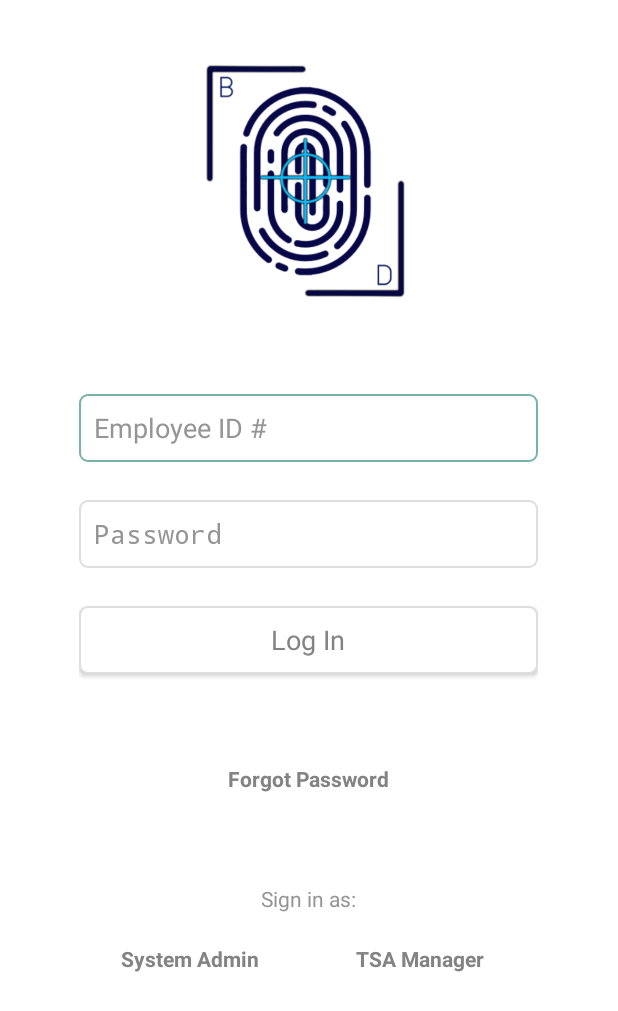
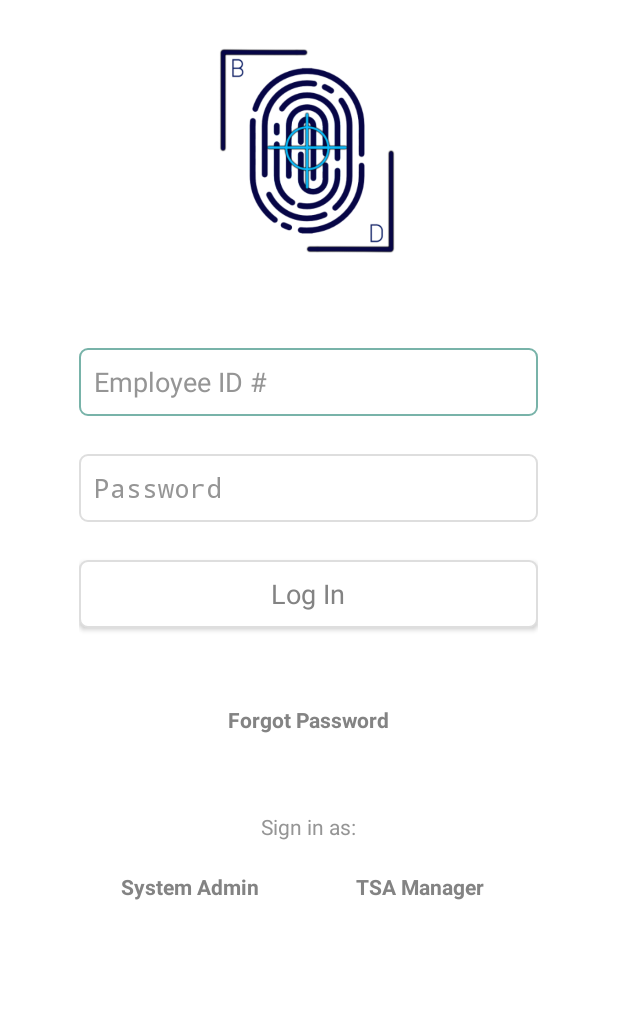
Before and after one commit to Josh-Abraham/Bionet, an Android app: the screen it shows after launch (LoginPage), on a phone screen of 412 x 824 dp. Shown: the top 1011 px of the screen. Run offline under Robolectric (Android 15) with nearby library versions, the phone set to English and light mode, and no system bars; our stand-ins replace Volley.

Commit message:
Update login.xml

```diff
--- a/UI_2/app/src/main/res/layout/login.xml
+++ b/UI_2/app/src/main/res/layout/login.xml
@@ -19,24 +19,24 @@
 
             <Space
                 android:layout_width="match_parent"
-                android:layout_height="42dp" />
+                android:layout_height="31dp" />
 
             <TableRow
                 android:layout_width="match_parent"
-                android:layout_height="159dp">
+                android:layout_height="140dp">
 
                 <Space
-                    android:layout_width="78dp"
+                    android:layout_width="83dp"
                     android:layout_height="match_parent" />
 
                 <ImageView
                     android:id="@+id/imageView2"
-                    android:layout_width="148dp"
-                    android:layout_height="wrap_content"
+                    android:layout_width="139dp"
+                    android:layout_height="140dp"
                     android:src="@drawable/logo" />
 
                 <Space
-                    android:layout_width="78dp"
+                    android:layout_width="82dp"
                     android:layout_height="match_parent" />
             </TableRow>
 
@@ -47,7 +47,7 @@
             <TextView
                 android:id="@+id/loginError"
                 android:layout_width="match_parent"
-                android:layout_height="36dp"
+                android:layout_height="35dp"
                 android:background="@drawable/login_error"
                 android:clickable="false"
                 android:focusable="false"
@@ -116,7 +116,7 @@
 
             <Space
                 android:layout_width="match_parent"
-                android:layout_height="50dp" />
+                android:layout_height="41dp" />
 
             <TableRow
                 android:layout_width="match_parent"
@@ -145,7 +145,7 @@
 
             <Space
                 android:layout_width="match_parent"
-                android:layout_height="50dp" />
+                android:layout_height="41dp" />
 
             <EditText
                 android:id="@+id/signInAs"
@@ -168,7 +168,7 @@
                 android:layout_height="match_parent">
 
                 <Button
-                    android:id="@+id/forgot_pswd_button5"
+                    android:id="@+id/sys_admin"
                     style="@android:style/Widget.DeviceDefault.Light.Button.Borderless.Small"
                     android:layout_width="148dp"
                     android:layout_height="61dp"
@@ -178,7 +178,7 @@
                     android:textStyle="bold" />
 
                 <Button
-                    android:id="@+id/forgot_pswd_button6"
+                    android:id="@+id/tsa_manager"
                     style="@android:style/Widget.DeviceDefault.Light.Button.Borderless.Small"
                     android:layout_width="157dp"
                     android:layout_height="61dp"
```
